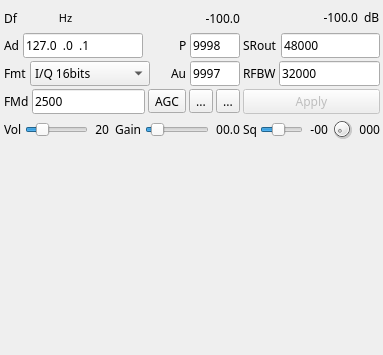
Qt form plugins/channelrx/udpsrc/udpsrcgui.ui (f4exb/sdrangel) before a commit.
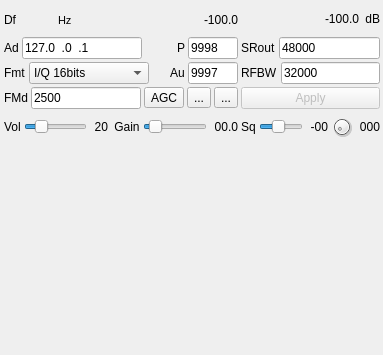
The same form after that commit. Icons and pictures are not drawn. Custom widgets are drawn as their Qt base class.

Commit message: Channel Rx plugins: use liberation font

Patch:
```diff
--- a/plugins/channelrx/udpsrc/udpsrcgui.ui
+++ b/plugins/channelrx/udpsrc/udpsrcgui.ui
@@ -24,7 +24,7 @@
   </property>
   <property name="font">
    <font>
-    <family>Sans Serif</family>
+    <family>Liberation Sans</family>
     <pointsize>9</pointsize>
    </font>
   </property>
@@ -139,7 +139,7 @@
         </property>
         <property name="font">
          <font>
-          <family>DejaVu Sans Mono</family>
+          <family>Liberation Mono</family>
           <pointsize>12</pointsize>
          </font>
         </property>
@@ -349,7 +349,7 @@
          <string>Destination UDP address</string>
         </property>
         <property name="inputMask">
-         <string>000.000.000.000; </string>
+         <string>000.000.000.000</string>
         </property>
         <property name="text">
          <string>127.0.0.1</string>
@@ -397,7 +397,7 @@
          <string>Destination UDP port</string>
         </property>
         <property name="inputMask">
-         <string>00000; </string>
+         <string>00000</string>
         </property>
         <property name="text">
          <string>9998</string>
@@ -539,7 +539,7 @@
          <string>Audio input UDP port</string>
         </property>
         <property name="inputMask">
-         <string>00000; </string>
+         <string>00000</string>
         </property>
         <property name="text">
          <string>9997</string>
```
Left out of the diff: 26 changed lines with no effect on the pictures. The commit also changes 21 other files.
